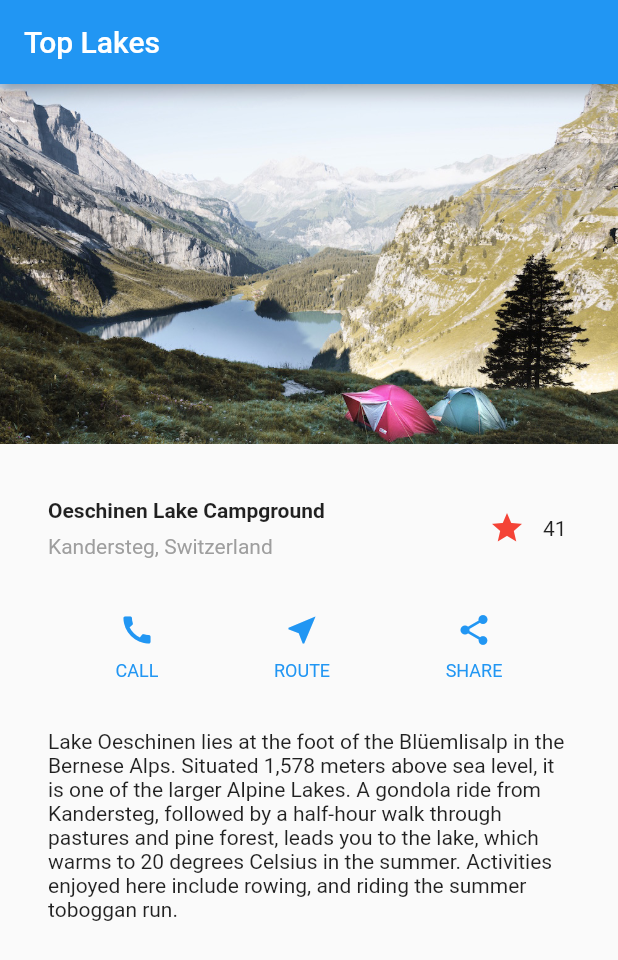
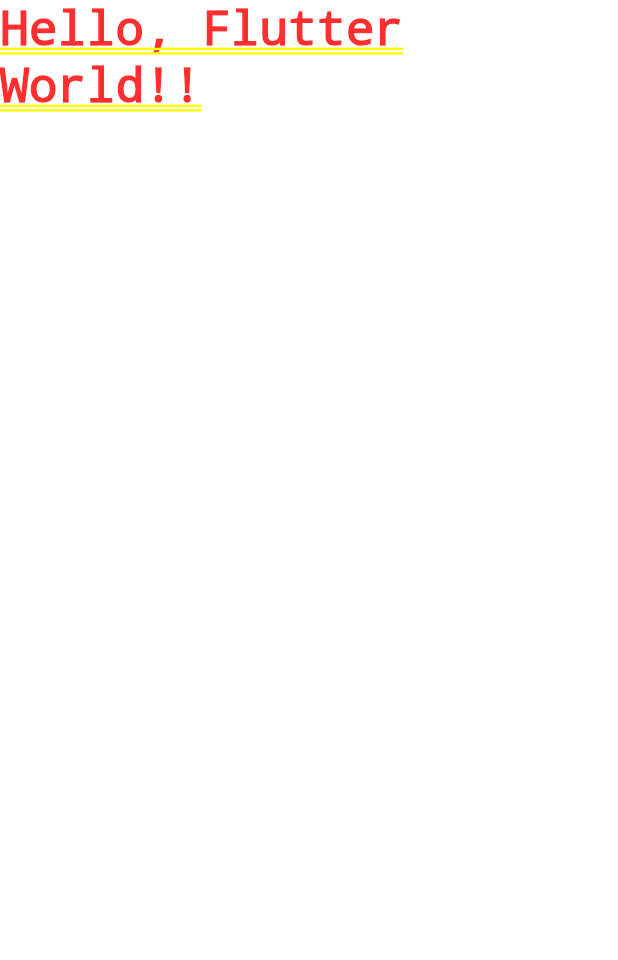
Before and after one commit to xxminamixx/FlutterTutorials, a Flutter app: the screen it shows after launch, on a phone screen of 412 x 824 dp. Shown: the top 960 px of the screen. Run offline on Flutter 3.47's test engine with Material 2 defaults, Android fonts, the phone set to English and light mode, and no system bars.

```diff
--- a/lib/main.dart
+++ b/lib/main.dart
@@ -1,157 +1,22 @@
 import 'package:flutter/material.dart';
 
 void main() {
-//  debugPaintSizeEnabled = true;
+  // MyAppクラスを実行する
   runApp(MyApp());
 }
 
 class MyApp extends StatelessWidget {
+
   @override
   Widget build(BuildContext context) {
-    Widget titleSection = Container(
-      padding: const EdgeInsets.all(32.0),
-      child: Row(
-        children: [
-          Expanded(
-            child: Column(
-              crossAxisAlignment: CrossAxisAlignment.start,
-              children: [
-                Container(
-                  padding: const EdgeInsets.only(bottom: 8.0),
-                  child: Text(
-                    'Oeschinen Lake Campground',
-                    style: TextStyle(
-                      fontWeight: FontWeight.bold,
-                    ),
-                  ),
-                ),
-                Text(
-                  'Kandersteg, Switzerland',
-                  style: TextStyle(
-                    color: Colors.grey[500],
-                  ),
-                ),
-              ],
-            ),
-          ),
-          FavoriteWidget(),
-        ],
-      ),
-    );
 
-    Column buildButtonColumn(IconData icon, String label) {
-      Color color = Theme.of(context).primaryColor;
-
-      return Column(
-        mainAxisSize: MainAxisSize.min,
-        mainAxisAlignment: MainAxisAlignment.center,
-        children: [
-          Icon(icon, color: color),
-          Container(
-            margin: const EdgeInsets.only(top: 8.0),
-            child: Text(
-              label,
-              style: TextStyle(
-                fontSize: 12.0,
-                fontWeight: FontWeight.w400,
-                color: color,
-              ),
-            ),
-          ),
-        ],
-      );
-    }
-
-    Widget buttonSection = Container(
-      child: Row(
-        mainAxisAlignment: MainAxisAlignment.spaceEvenly,
-        children: [
-          buildButtonColumn(Icons.call, 'CALL'),
-          buildButtonColumn(Icons.near_me, 'ROUTE'),
-          buildButtonColumn(Icons.share, 'SHARE'),
-        ],
-      ),
-    );
-
-    Widget textSection = Container(
-      padding: const EdgeInsets.all(32.0),
-      child: Text(
-        '''
-Lake Oeschinen lies at the foot of the Blüemlisalp in the Bernese Alps. Situated 1,578 meters above sea level, it is one of the larger Alpine Lakes. A gondola ride from Kandersteg, followed by a half-hour walk through pastures and pine forest, leads you to the lake, which warms to 20 degrees Celsius in the summer. Activities enjoyed here include rowing, and riding the summer toboggan run.
-        ''',
-        softWrap: true,
-      ),
-    );
-
-    return MaterialApp(
+    return new MaterialApp(
       title: 'Flutter Demo',
-      home: Scaffold(
-        appBar: AppBar(
-          title: Text('Top Lakes'),
-        ),
-        body: ListView(
-          children: [
-            Image.asset(
-              'images/lake.jpg',
-              width: 600.0,
-              height: 240.0,
-              fit: BoxFit.cover,
-            ),
-            titleSection,
-            buttonSection,
-            textSection,
-          ],
-        ),
+      home: Text(
+        'Hello, Flutter World!!',
+        style: TextStyle(fontSize: 32.0),
       ),
     );
   }
+
 }
-
-class FavoriteWidget extends StatefulWidget {
-  @override
-  _FavoriteWidgetState createState() => _FavoriteWidgetState();
-}
-
-class _FavoriteWidgetState extends State<FavoriteWidget> {
-  bool _isFavorited = true;
-  int _favoriteCount = 41;
-
-  void _toggleFavorite() {
-    setState(() {
-      // If the lake is currently favorited, unfavorite it.
-      if (_isFavorited) {
-        _favoriteCount -= 1;
-        _isFavorited = false;
-        // Otherwise, favorite it.
-      } else {
-        _favoriteCount += 1;
-        _isFavorited = true;
-      }
-    });
-  }
-
-  @override
-  Widget build(BuildContext context) {
-    return Row(
-      mainAxisSize: MainAxisSize.min,
-      children: [
-        Container(
-          padding: EdgeInsets.all(0.0),
-          child: IconButton(
-            icon: (_isFavorited
-                ? Icon(Icons.star)
-                : Icon(Icons.star_border)),
-            color: Colors.red[500],
-            onPressed: _toggleFavorite,
-          ),
-        ),
-        SizedBox(
-          width: 18.0,
-          child: Container(
-            child: Text('$_favoriteCount'),
-          ),
-        ),
-      ],
-    );
-  }
-}
```
